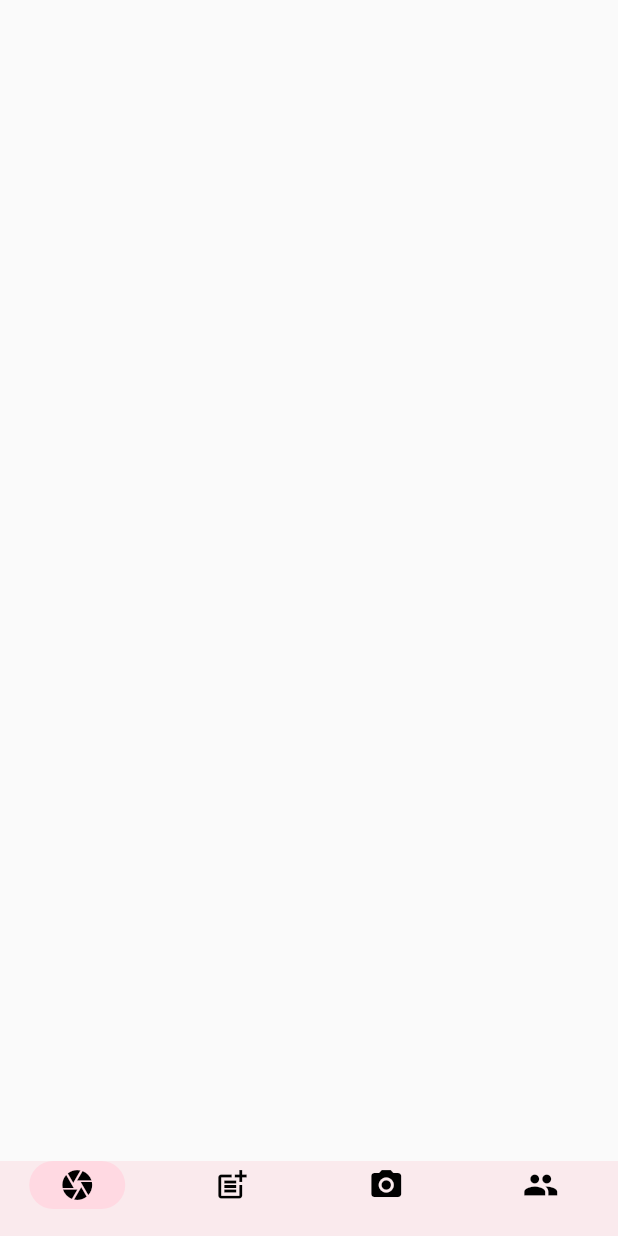
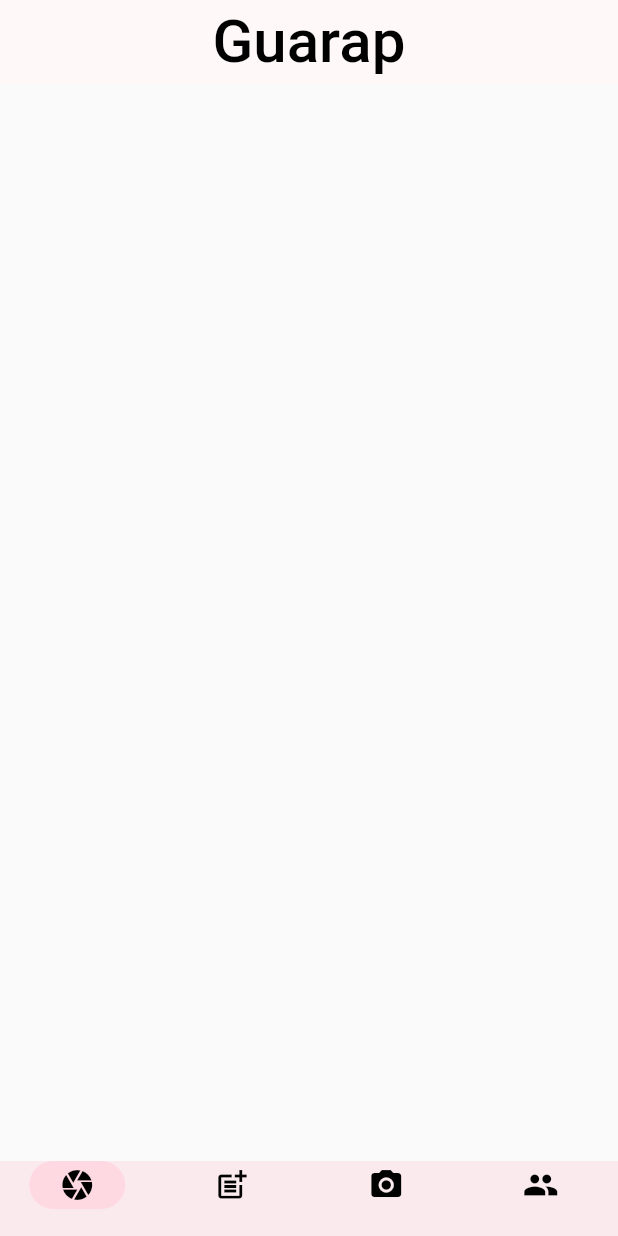
Before and after one commit to ISIS3510-202320-Team22/Flutter, a Flutter app: the Home screen opened directly, on a phone screen of 412 x 824 dp. Run offline on Flutter 3.47's test engine with Material 2 defaults, Android fonts, the phone set to English and light mode, and no system bars; our stand-ins replace google_fonts; Roboto replaces fonts that are missing (Pattaya).

Commit message:
Estructura views con header

```diff
--- /dev/null
+++ b/lib/ui/header.dart
@@ -0,0 +1,23 @@
+import 'package:flutter/material.dart';
+import 'package:google_fonts/google_fonts.dart';
+
+
+class Header extends StatelessWidget {
+
+  const Header(this.body,{super.key});
+
+  final Widget body;
+  @override
+  Widget build(context) {
+    return Scaffold(
+        appBar: AppBar(
+          title: Text(
+            "Guarap",
+            style: GoogleFonts.pattaya(color: Colors.black, fontSize: 40),
+          ),
+          centerTitle: true,
+        ),
+      body: body,
+    );
+  }
+}
--- a/lib/ui/home/home.dart
+++ b/lib/ui/home/home.dart
@@ -1,4 +1,5 @@
 import 'package:flutter/material.dart';
+import 'package:guarap/ui/header.dart';
 
 class Home extends StatefulWidget{
   const Home({super.key});
@@ -15,8 +16,8 @@ class _Home extends State<Home>{
 
   @override
   Widget build(context){
-    return Scaffold(
-
+    return Header(
+       Scaffold(
       bottomNavigationBar: NavigationBar(destinations: const [
         NavigationDestination(icon:  Icon(Icons.camera,color: Colors.black), label: ""),
         NavigationDestination(icon:  Icon(Icons.post_add,color: Colors.black), label: "",),
@@ -24,6 +25,8 @@ class _Home extends State<Home>{
         NavigationDestination(icon:  Icon(Icons.people,color: Colors.black), label: ""),
       ],
       height: 50),
+    ),
     );
+
   }
 }
```
Also changed, not shown: lib/main.dart (+2 -11 lines), lib/ui/publish_photos/publish_photo.dart (+14 -1 lines).
